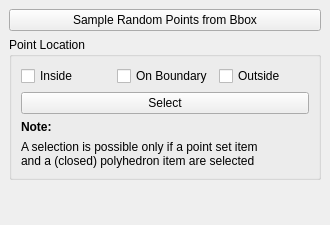
Above: Polyhedron/demo/Polyhedron/Plugins/PMP/Point_inside_polyhedron_widget.ui from CGAL/cgal before the change. Below: the same form after it.
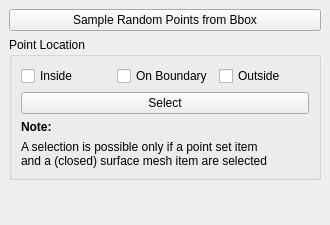
That is the form after the change.

Patch:
```diff
--- a/Polyhedron/demo/Polyhedron/Plugins/PMP/Point_inside_polyhedron_widget.ui
+++ b/Polyhedron/demo/Polyhedron/Plugins/PMP/Point_inside_polyhedron_widget.ui
@@ -78,7 +78,7 @@
          <item>
           <widget class="QLabel" name="label_2">
            <property name="text">
-            <string>&lt;html&gt;&lt;head/&gt;&lt;body&gt;&lt;p&gt;A selection is possible only if a point set item&lt;br/&gt;and a (closed) polyhedron item are selected&lt;/p&gt;&lt;/body&gt;&lt;/html&gt;</string>
+            <string>&lt;html&gt;&lt;head/&gt;&lt;body&gt;&lt;p&gt;A selection is possible only if a point set item&lt;br/&gt;and a (closed) surface mesh item are selected&lt;/p&gt;&lt;/body&gt;&lt;/html&gt;</string>
            </property>
           </widget>
          </item>
```
Left out of the diff: 2 changed lines with no effect on the pictures.
